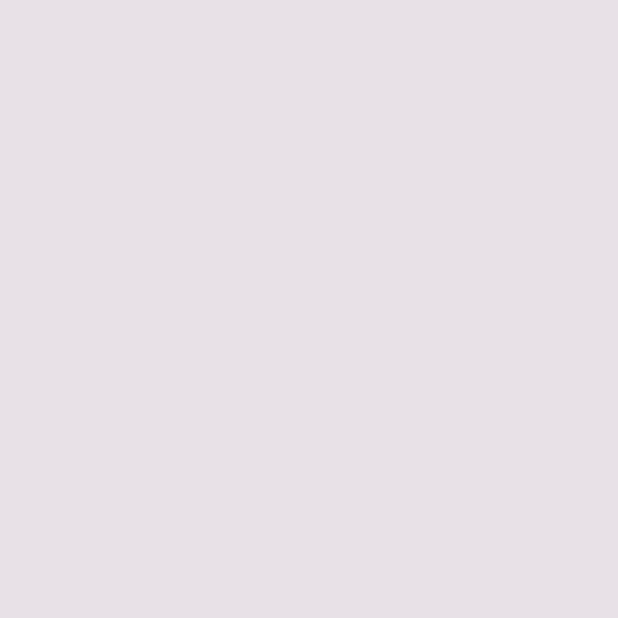
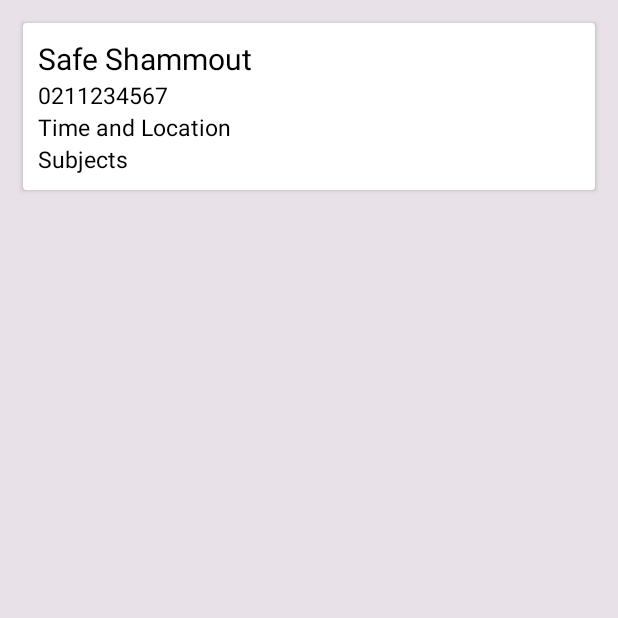
Before and after one commit to Ziyro/TutorBuddy, an Android app: the MainActivity screen opened directly, with no data from a screen before it, on a phone screen of 412 x 824 dp, the top half of it. Before the commit the part shown is empty. Run offline under Robolectric (Android 15) with nearby library versions, the phone set to English and light mode, and no system bars; 2 statements that could not run were skipped.

Commit message:
JSON file, Recycler view, Card view, XML layout and MainActivity and CustomAdapter java file

```diff
--- a/app/build.gradle
+++ b/app/build.gradle
@@ -29,5 +29,8 @@ dependencies {
     implementation 'com.google.firebase:firebase-auth:21.0.5'
     implementation 'com.google.firebase:firebase-database:20.0.5'
     implementation 'com.google.firebase:firebase-auth:21.0.5'
+    implementation "androidx.recyclerview:recyclerview:1.1.0"
+    implementation "androidx.cardview:cardview:1.0.0"
+
 
 }
--- /dev/null
+++ b/app/src/main/assets/tutors.json
@@ -0,0 +1,22 @@
+{
+  "tutors": [
+{
+    "name":"Safe Shammout",
+    "contact":"0211234567",
+    "location":"B7, Monday 3.30pm",
+    "subject":"Physics"
+  },
+  {
+    "name":"Dashik Kumar",
+    "contact":"0221234567",
+    "location":"B7, Wednesday 3.30pm",
+    "subject":"Computer Science"
+  },
+  {
+    "name":"Adil Khan",
+    "contact":"0271234567",
+    "location":"B7, Friday 3.30pm",
+    "subject":"Calculus"
+  }
+ ]
+}
--- /dev/null
+++ b/app/src/main/java/com/safe/tutorbuddy/CustomAdapter.java
@@ -0,0 +1,81 @@
+package com.safe.tutorbuddy;
+
+
+import android.annotation.SuppressLint;
+import android.content.Context;
+import android.view.LayoutInflater;
+import android.view.View;
+import android.view.ViewGroup;
+import android.widget.TextView;
+import android.widget.Toast;
+
+import androidx.annotation.NonNull;
+import androidx.recyclerview.widget.RecyclerView;
+
+import java.util.ArrayList;
+
+
+public class CustomAdapter extends RecyclerView.Adapter<CustomAdapter.MyViewHolder> {
+
+    ArrayList<String> tutorNames;
+    ArrayList<String> contacts;
+    ArrayList<String> location;
+    ArrayList<String> subjects;
+    Context context;
+
+    public CustomAdapter(Context context, ArrayList<String> tutorNames, ArrayList<String> contacts, ArrayList<String> location, ArrayList<String> subjects) {
+        this.context = context;
+        this.tutorNames = tutorNames;
+        this.contacts = contacts;
+        this.location = location ;
+        this.subjects = subjects;
+    }
+
+    //this method to inflate the layout item xml and pass it to the View Holder
+    @NonNull
+    @Override
+    public MyViewHolder onCreateViewHolder(ViewGroup parent, int viewType) {
+        // infalte the item Layout
+        View v = LayoutInflater.from(parent.getContext()).inflate(R.layout.rowlayout, parent, false);
+        MyViewHolder vh = new MyViewHolder(v); // pass the view to View Holder
+        return vh;
+    }
+
+    //this will set the data to the UI
+    @Override
+    public void onBindViewHolder(MyViewHolder holder, @SuppressLint("RecyclerView") final int position) {
+        // set the texxt to the cards/rows on the view
+        holder.name.setText(tutorNames.get(position));
+        holder.contact.setText(contacts.get(position));
+        holder.location.setText(location.get(position));
+        holder.subject.setText(subjects.get(position));
+        // implement setOnClickListener event on item view.
+        holder.itemView.setOnClickListener(new View.OnClickListener() {
+            @Override
+            public void onClick(View view) {
+                // display a toast with person name on item click
+                Toast.makeText(context, tutorNames.get(position), Toast.LENGTH_SHORT).show();
+            }
+        });
+
+    }
+
+
+    @Override
+    public int getItemCount() {
+        return tutorNames.size();
+    }
+
+    public static class MyViewHolder extends RecyclerView.ViewHolder {
+        TextView name, contact, location, subject;// init the item view's
+        public MyViewHolder(View itemView) {
+            super(itemView);
+            // get the reference of item view's
+            name = itemView.findViewById(R.id.name);
+            contact =  itemView.findViewById(R.id.contact);
+            location =  itemView.findViewById(R.id.location);
+            subject = itemView.findViewById(R.id.subject);
+
+        }
+    }
+}
--- a/app/src/main/java/com/safe/tutorbuddy/MainActivity.java
+++ b/app/src/main/java/com/safe/tutorbuddy/MainActivity.java
@@ -3,19 +3,76 @@ package com.safe.tutorbuddy;
 import android.os.Bundle;
 //import android.support.v7.app.AppCompatActivity;
 import androidx.appcompat.app.AppCompatActivity;
+import androidx.recyclerview.widget.LinearLayoutManager;
+import androidx.recyclerview.widget.RecyclerView;
 
+import org.json.JSONArray;
+import org.json.JSONException;
+import org.json.JSONObject;
+
+import java.io.IOException;
+import java.io.InputStream;
+import java.nio.charset.StandardCharsets;
+import java.util.ArrayList;
 
 
 public class MainActivity extends AppCompatActivity {
+    // ArrayLists for the tutor names, contacts, location, and subjects
+    ArrayList<String> tutorNames = new ArrayList<>();
+    ArrayList<String> contacts = new ArrayList<>();
+    ArrayList<String> location = new ArrayList<>();
+    ArrayList<String> subjects = new ArrayList<>();
 
 
     @Override
     protected void onCreate(Bundle savedInstanceState) {
         super.onCreate(savedInstanceState);
         setContentView(R.layout.activity_main);
+        // get the reference of RecyclerView
+        RecyclerView recyclerView =  findViewById(R.id.recyclerView);
+        // set a LinearLayoutManager with default vertical orientation
+        LinearLayoutManager linearLayoutManager = new LinearLayoutManager(getApplicationContext());
+        recyclerView.setLayoutManager(linearLayoutManager);
 
+        try {
+            // get JSONObject from JSON file
+            JSONObject obj = new JSONObject(loadJSONFromAsset());
+            // fetch JSONArray named tutors
+            JSONArray userArray = obj.getJSONArray("tutors");
+            // implement for loop for getting users list data
+            for (int i = 0; i < userArray.length(); i++) {
+                // create a JSONObject for fetching single user data
+                JSONObject tutorDetails = userArray.getJSONObject(i);
+                // fetch name, contact, location, subject and store it in arraylist
+                tutorNames.add(tutorDetails.getString("name"));
+                contacts.add(tutorDetails.getString("contact"));
+                location.add(tutorDetails.getString("mobile"));
+                subjects.add(tutorDetails.getString("subject"));
+            }
+        } catch (JSONException e) {
+            e.printStackTrace();
+        }
+
+        //  call the constructor of CustomAdapter to send the reference and data to Adapter
+        CustomAdapter customAdapter = new CustomAdapter(MainActivity.this, tutorNames, contacts, location, subjects);
+        recyclerView.setAdapter(customAdapter); // set the Adapter to RecyclerView
     }
 
+    public String loadJSONFromAsset() {
+        String json;
+        try {
+            InputStream is = getAssets().open("tutors.json");
+            int size = is.available();
+            byte[] buffer = new byte[size];
+            is.read(buffer);
+            is.close();
+            json = new String(buffer, StandardCharsets.UTF_8);
+        } catch (IOException ex) {
+            ex.printStackTrace();
+            return null;
+        }
+        return json;
+    }
 
 
     @Override
--- a/app/src/main/res/layout/activity_main.xml
+++ b/app/src/main/res/layout/activity_main.xml
@@ -7,4 +7,10 @@
                 android:paddingRight="@dimen/activity_horizontal_margin"
                 android:paddingTop="@dimen/activity_vertical_margin"
                 android:background="@color/light_purple"
-                tools:context="com.safe.tutorbuddy.MainActivity"/>
+                tools:context="com.safe.tutorbuddy.MainActivity">
+
+    <androidx.recyclerview.widget.RecyclerView
+        android:id="@+id/recyclerView"
+        android:layout_width="match_parent"
+        android:layout_height="match_parent" />
+</RelativeLayout>
--- /dev/null
+++ b/app/src/main/res/layout/rowlayout.xml
@@ -0,0 +1,54 @@
+<?xml version="1.0" encoding="utf-8"?>
+
+<androidx.cardview.widget.CardView xmlns:android="http://schemas.android.com/apk/res/android"
+    xmlns:card_view="http://schemas.android.com/apk/res-auto"
+    xmlns:tools="http://schemas.android.com/tools"
+    android:id="@+id/card_view"
+    android:layout_width="match_parent"
+    android:layout_margin="5dp"
+    android:layout_height="wrap_content">
+
+    <LinearLayout
+        android:layout_width="match_parent"
+        android:layout_height="wrap_content"
+        android:orientation="vertical"
+        android:padding="10dp">
+        <!--
+        items for a single row of RecyclerView
+        -->
+        <TextView
+            android:id="@+id/name"
+            android:layout_width="wrap_content"
+            android:layout_height="wrap_content"
+            android:text="Name"
+            android:textColor="#000"
+            android:textSize="20sp" />
+
+
+        <TextView
+            android:id="@+id/contact"
+            android:layout_width="wrap_content"
+            android:layout_height="wrap_content"
+            android:text="0211111111"
+            android:textColor="#000"
+            android:textSize="15sp" />
+
+        <TextView
+            android:id="@+id/location"
+            android:layout_width="wrap_content"
+            android:layout_height="wrap_content"
+            android:text="Time and Location"
+            android:textColor="#000"
+            android:textSize="15sp" />
+
+        <TextView
+            android:id="@+id/subject"
+            android:layout_width="wrap_content"
+            android:layout_height="wrap_content"
+            android:text="Subjects"
+            android:textColor="#000"
+            android:textSize="15sp" />
+
+
+    </LinearLayout>
+</androidx.cardview.widget.CardView>
```
